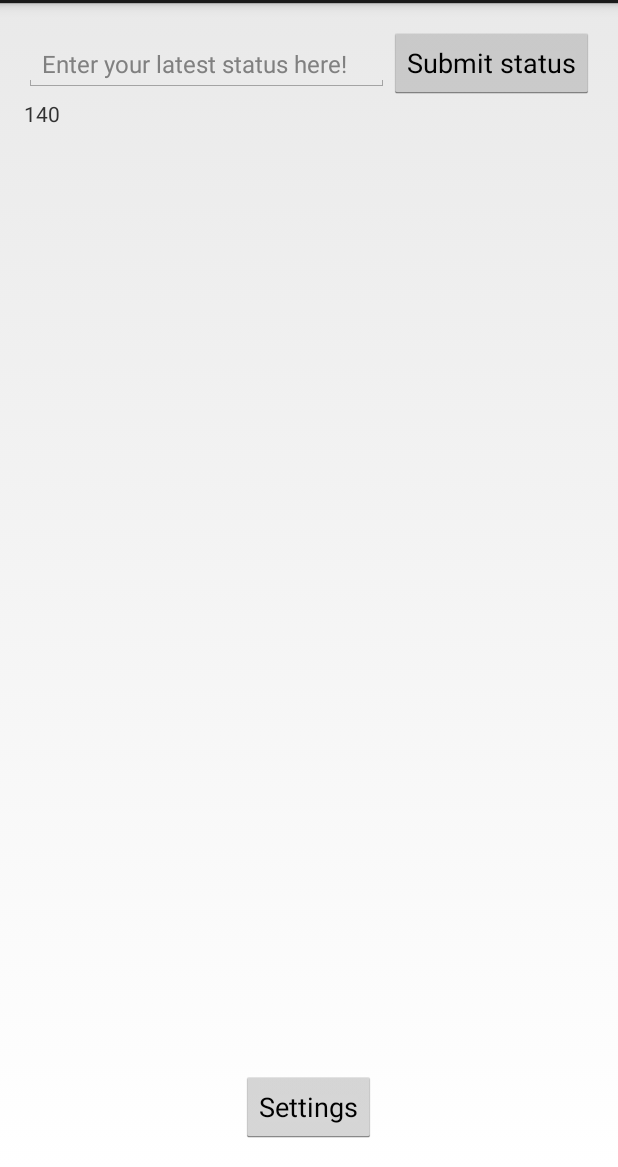
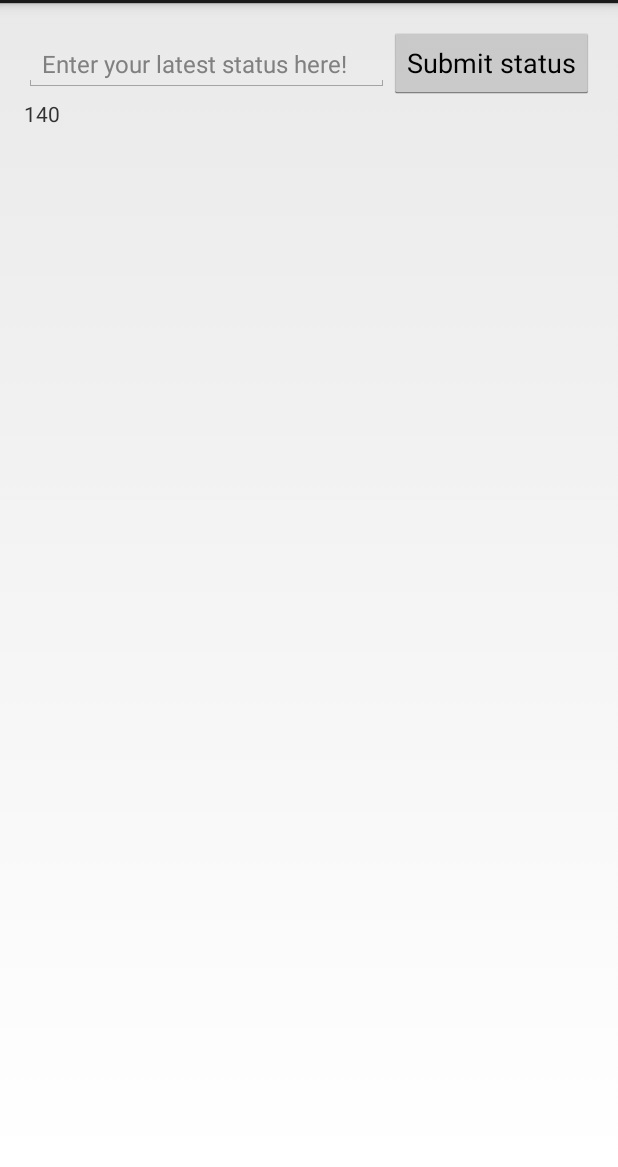
Before and after one commit to hiq-larryschiefer/android_bootcamp_201412, an Android app: the screen it shows after launch (MainActivity), on a phone screen of 412 x 824 dp, the part 69-1236 px from its top. Run offline under Robolectric (Android 15) with nearby library versions, the phone set to English and light mode, and no system bars.

Commit message:
Removed Settings button on the status fragment, hooked up action bar button.  However, it is nested so the class is left to figure out how to prevent that.  :-)

```diff
--- a/app/src/main/java/com/intel/yamba/MainActivity.java
+++ b/app/src/main/java/com/intel/yamba/MainActivity.java
@@ -46,8 +46,8 @@ public class MainActivity extends Activity implements StatusFragment.StatusReque
         // as you specify a parent activity in AndroidManifest.xml.
         int id = item.getItemId();
 
-        //noinspection SimplifiableIfStatement
         if (id == R.id.action_settings) {
+            startSettingsFragment();
             return true;
         }
 
@@ -55,7 +55,6 @@ public class MainActivity extends Activity implements StatusFragment.StatusReque
     }
 
     private void startSettingsFragment() {
-        //  TODO: Change the fragment
         FragmentManager fm = getFragmentManager();
         FragmentTransaction ft = fm.beginTransaction();
         SettingsFragment frag = SettingsFragment.createInstance();
--- a/app/src/main/java/com/intel/yamba/StatusFragment.java
+++ b/app/src/main/java/com/intel/yamba/StatusFragment.java
@@ -36,12 +36,11 @@ public class StatusFragment extends Fragment implements TextWatcher, View.OnClic
     private static final int            MAX_STATUS_LEN = 140;
     private static final int            WARNING_STATUS_LEN = 10;
 
-    private TextView mRemainText;
-    private EditText mStatus;
-    private Button mSubmitBtn;
-    private Button              mSettingsBtn;
-    private int                 mDefaultTextColor;
-    private YambaSubmitterTask  mTmpTask;
+    private TextView                mRemainText;
+    private EditText                mStatus;
+    private Button                  mSubmitBtn;
+    private int                     mDefaultTextColor;
+    private YambaSubmitterTask      mTmpTask;
     private StatusRequestCallback   mCallback;
 
     public StatusFragment() {
@@ -88,14 +87,6 @@ public class StatusFragment extends Fragment implements TextWatcher, View.OnClic
 
         mSubmitBtn = (Button)root.findViewById(R.id.submit_status);
         mSubmitBtn.setOnClickListener(this);
-
-        mSettingsBtn = (Button)root.findViewById(R.id.btn_settings);
-        mSettingsBtn.setOnClickListener(new View.OnClickListener() {
-            @Override
-            public void onClick(View v) {
-                mCallback.needSettings();
-            }
-        });
 
         return root;
     }
--- a/app/src/main/res/layout-land/fragment_status.xml
+++ b/app/src/main/res/layout-land/fragment_status.xml
@@ -25,11 +25,4 @@
         android:layout_width="wrap_content"
         android:layout_height="wrap_content" />
 
-    <Button
-        android:id="@+id/submit_status"
-        android:layout_width="wrap_content"
-        android:layout_height="wrap_content"
-        android:layout_weight="0"
-        android:text="@string/submit_button_label" />
-
 </LinearLayout>
--- a/app/src/main/res/layout/fragment_status.xml
+++ b/app/src/main/res/layout/fragment_status.xml
@@ -30,17 +30,10 @@
             android:layout_weight="0"
             android:text="@string/submit_button_label" />
     </LinearLayout>
+
     <TextView
         android:id="@+id/status_remain"
         android:layout_below="@id/status_container"
         android:layout_width="match_parent"
         android:layout_height="wrap_content" />
-
-    <Button
-        android:id="@+id/btn_settings"
-        android:layout_alignParentBottom="true"
-        android:layout_centerHorizontal="true"
-        android:layout_width="wrap_content"
-        android:layout_height="wrap_content"
-        android:text="@string/btn_settings_label" />
 </RelativeLayout>
```
